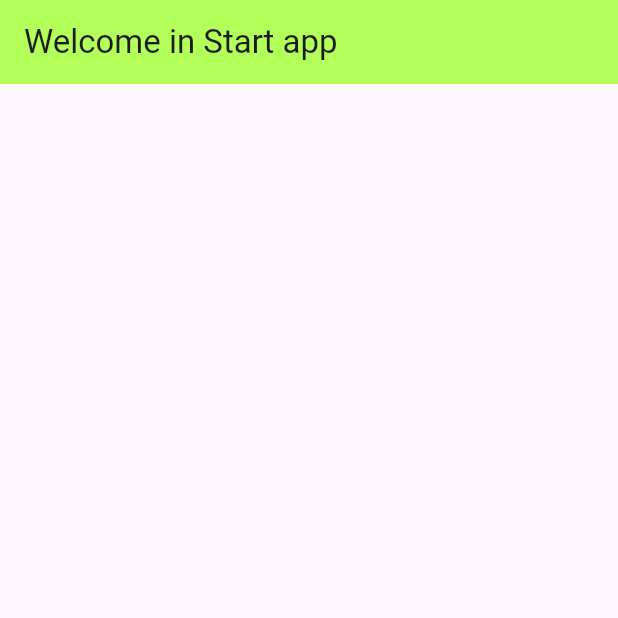
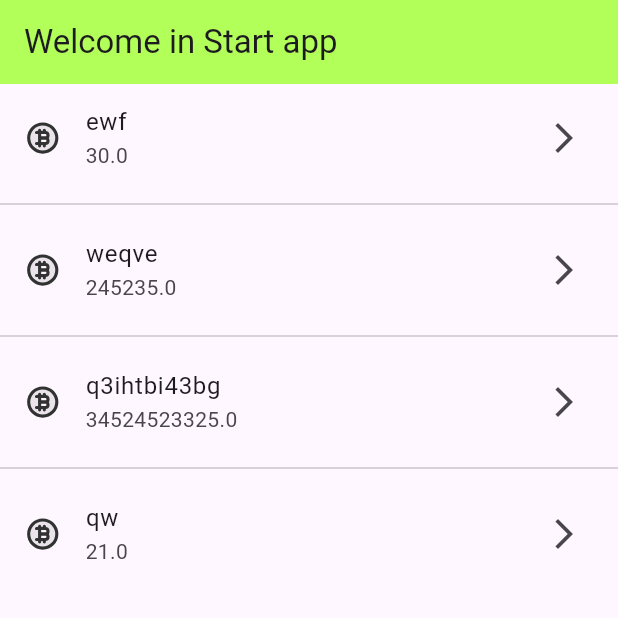
Before and after one commit to Vol-vo/start_app, a Flutter app: the screen it shows after launch, after a tap on "Log in", on a phone screen of 412 x 824 dp, the top half of it. Run offline on Flutter 3.47's test engine with Material 2 defaults, Android fonts, the phone set to English and light mode, and no system bars; our stand-ins replace flutter_svg.

Commit message:
The new direction of the application

```diff
--- /dev/null
+++ b/lib/Coin.dart
@@ -0,0 +1,27 @@
+import 'dart:ui';
+import 'package:flutter/material.dart';
+class Coin{
+  late String _name;
+  late double _price;
+  late Color _color;
+
+  Coin(String name, double price, Color color){
+    _name = name;
+    _price = price;
+    _color = color;
+  }
+
+  String getName(){
+    return _name;
+  }
+
+  double getPrice(){
+    return _price;
+  }
+
+  Color getColor(){
+    return _color;
+  }
+
+
+}
--- /dev/null
+++ b/lib/CoinList.dart
@@ -0,0 +1,27 @@
+import 'Coin.dart';
+import 'package:flutter/material.dart';
+class CoinList{
+
+  late List<Coin> _coinList = [];
+
+
+  void addCoin(String name, double price, Color color){
+    _coinList.add(Coin(name, price, color));
+  }
+
+  String getName(int index){
+    return _coinList[index].getName();
+  }
+
+  double getPrice(int index){
+    return _coinList[index].getPrice();
+  }
+
+  int size(){
+    return _coinList.length;
+  }
+
+  Coin getCoin(int index){
+    return _coinList[index];
+  }
+}
--- /dev/null
+++ b/lib/features/crypto_list/crypto_list.dart
@@ -0,0 +1,2 @@
+export 'view/CryptoCoinScreen.dart';
+export 'view/MainPageApp.dart';
--- /dev/null
+++ b/lib/features/crypto_list/view/MainPageApp.dart
@@ -0,0 +1,52 @@
+
+import 'package:flutter/material.dart';
+import 'package:flutter_svg/flutter_svg.dart';
+import 'package:start_app/CoinList.dart';
+
+class MainPageApp extends StatefulWidget {
+  const MainPageApp({super.key});
+
+
+
+  @override
+  State<MainPageApp> createState() => _MainPageAppState();
+}
+
+class _MainPageAppState extends State<MainPageApp> {
+  CoinList coinList = CoinList();
+
+  @override
+  Widget build(BuildContext context) {
+    coinList = randomList();
+
+    return Scaffold(
+      appBar: AppBar(
+        backgroundColor: Colors.lightGreenAccent,
+        title: const Text("Welcome in Start app"),
+        automaticallyImplyLeading: false,
+      ),
+      body: ListView.separated(
+        itemCount: coinList.size(),
+        itemBuilder: (context, i) => ListTile(
+          leading: SvgPicture.asset('Assets/svg/Bitcoin_svg.svg', height: 25, width: 25,),
+          title: Text(coinList.getName(i)),
+          subtitle: Text(coinList.getPrice(i).toString()),
+          trailing: const Icon(Icons.arrow_forward_ios_sharp),
+          onTap: () => Navigator.pushNamed(context, "/coin",
+              arguments: coinList.getCoin(i)
+          ),
+        ),
+        separatorBuilder: (context, i) => const Divider(),
+      )
+    );
+  }
+
+  CoinList randomList(){
+    CoinList list = CoinList();
+    list.addCoin('ewf', 30, Colors.grey);
+    list.addCoin('weqve', 245235, Colors.green);
+    list.addCoin("q3ihtbi43bg", 34524523325, Colors.blue);
+    list.addCoin("qw", 21, Colors.teal);
+    return list;
+  }
+}
--- a/lib/main.dart
+++ b/lib/main.dart
@@ -1,5 +1,6 @@
 import 'package:flutter/foundation.dart';
 import 'package:flutter/material.dart';
+import 'features/crypto_list/crypto_list.dart';
 import 'loginData.dart';
 
 void main() {
@@ -17,15 +18,20 @@ class StartApp extends StatelessWidget {
       theme: ThemeData(
         colorScheme: ColorScheme.fromSeed(seedColor: Colors.deepPurple),
         useMaterial3: true,
+        dividerColor: Colors.grey
       ),
-      home: const LoginPage(title: 'Log in'),
+      routes: {
+        "/": (context) => const LoginPage(title: 'Log in',),
+        "/coinList": (context) => const MainPageApp(),
+        "/coin" : (context) => const CryptoCoinScreen()
+      },
+
     );
   }
 }
 
 class LoginPage extends StatefulWidget {
   const LoginPage({super.key, required this.title});
-
 
   final String title;
 
@@ -34,9 +40,9 @@ class LoginPage extends StatefulWidget {
 }
 
 class _LoginPageState extends State<LoginPage> {
-  LoginData _loginData = LoginData();
-  GlobalKey<FormState> _formKey = GlobalKey<FormState>();
-  var _seePassword = true;
+  final LoginData _loginData = LoginData();
+  final GlobalKey<FormState> _formKey = GlobalKey<FormState>();
+  final _seePassword = true;
 
 
   @override
@@ -64,11 +70,12 @@ class _LoginPageState extends State<LoginPage> {
                    if(val!.isEmpty){
                      return "Empty";
                    }
+                   return null;
                  },
                  onSaved: (inValue){
-                   _loginData.login = inValue!;
+                   _loginData.setLogin(inValue!);
                    if (kDebugMode) {
-                     print(_loginData.login);
+                     print(_loginData.getLogin());
                    }
                  },
                ),
@@ -85,24 +92,22 @@ class _LoginPageState extends State<LoginPage> {
                    if (inValue!.length < 10){
                      return 'Password must be >= 10 in length';
                    }
+                   return null;
                  },
                  onSaved: (inValue){
-                   _loginData.password = inValue!;
+                   _loginData.setPassword(inValue!);
                    if (kDebugMode) {
-                     print(_loginData.password);
+                     print(_loginData.getPassword());
                    }
                  },
                ),
              ),
              ElevatedButton(
                  onPressed: (){
-                   var _key = _formKey.currentState?.validate();
-                   if (_key != null){
+                   var key = _formKey.currentState?.validate();
+                   if (key != null){
                      _formKey.currentState!.save();
-                     Navigator.push(
-                       context,
-                       MaterialPageRoute(builder: (context) => const MainPageApp()),
-                     );
+                     Navigator.pushNamed(context, "/coinList");
                    }
                    Navigator.push(
                      context,
@@ -119,29 +124,3 @@ class _LoginPageState extends State<LoginPage> {
   }
 
 }
-
-class MainPageApp extends StatelessWidget{
-  const MainPageApp({super.key});
-
-  @override
-  Widget build(BuildContext context) {
-    return Scaffold(
-      appBar: AppBar(
-        backgroundColor: Colors.lightGreenAccent,
-        title: const Text("Welcome in Start app"),
-        automaticallyImplyLeading: false,
-      ),
-      body: const Center(
-        child: Row(
-          mainAxisAlignment: MainAxisAlignment.spaceAround,
-          children: [
-            Column(
-              mainAxisAlignment: MainAxisAlignment.start,
-            )
-          ],
-        ),
-      ),
-    );
-  }
-
-}
```
Also changed, not shown: lib/features/crypto_list/view/CryptoCoinScreen.dart (added, +43 -0 lines), lib/loginData.dart (+26 -2 lines), pubspec.yaml (+3 -8 lines), Assets/svg/Bitcoin_svg.svg (added), pubspec.lock.
